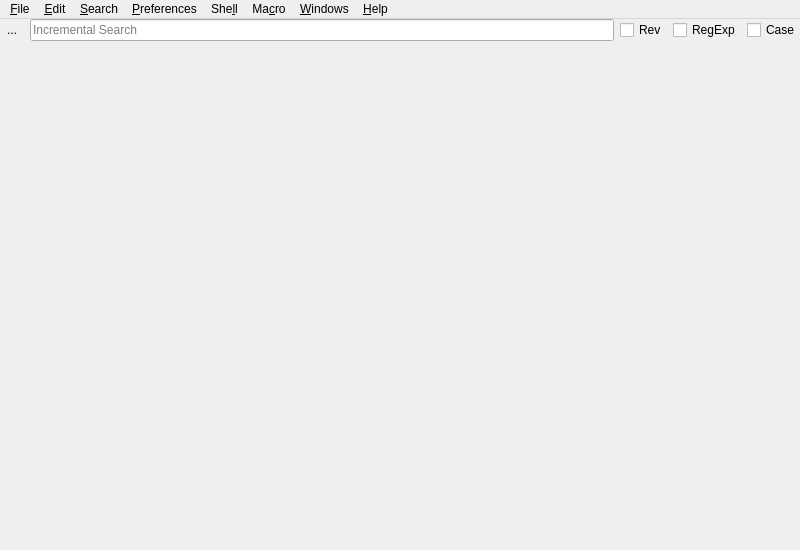
Old version of the form source/ui/MainWindow.ui in the repository eteran/nedit-ng.
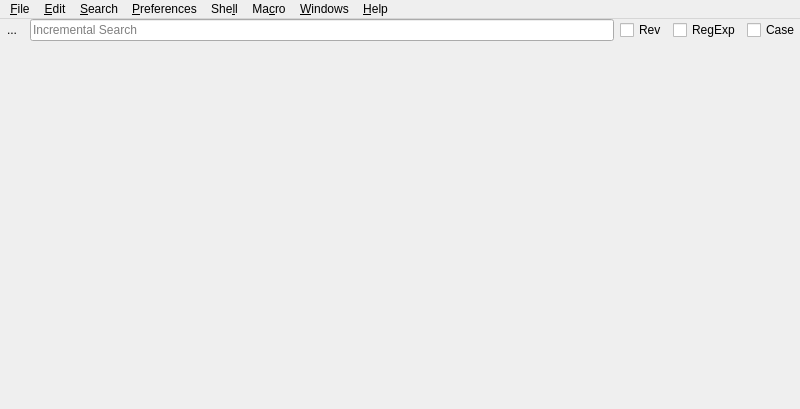
New version of the form. Icons and pictures are not drawn. Custom widgets are drawn as their Qt base class.

```diff
--- a/source/ui/MainWindow.ui
+++ b/source/ui/MainWindow.ui
@@ -7,7 +7,7 @@
     <x>0</x>
     <y>0</y>
     <width>800</width>
-    <height>550</height>
+    <height>409</height>
    </rect>
   </property>
   <property name="windowTitle">
```
Left out of the diff: 91 changed lines with no effect on the pictures.
